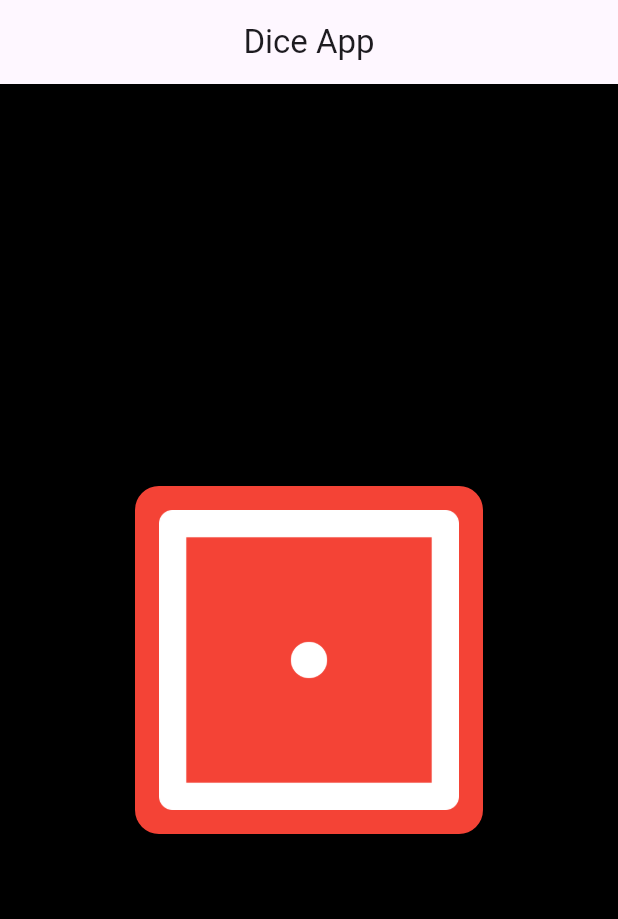
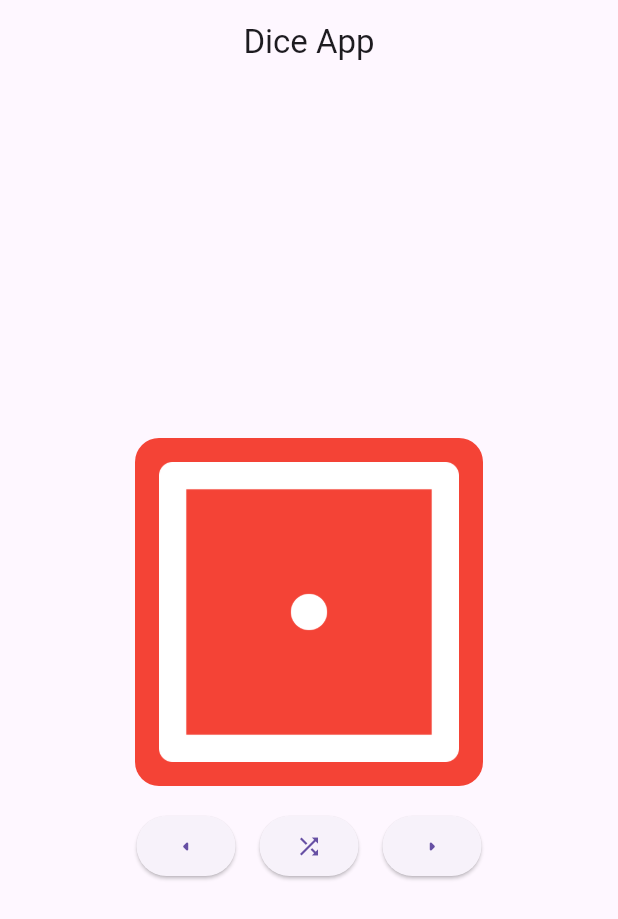
Before and after one commit to DylanDi10/diceapp, a Flutter app: the screen it shows after launch, on a phone screen of 412 x 824 dp. Shown: the top 919 px of the screen. Run offline on Flutter 3.47's test engine with Material 3 defaults, Android fonts, the phone set to English and light mode, and no system bars.

Commit message:
dadito terminado

```diff
--- a/lib/HomePage.dart
+++ b/lib/HomePage.dart
@@ -1,12 +1,26 @@
 import 'package:flutter/material.dart';
-
-class HomePage extends StatelessWidget {
+import 'dart:math';
+class HomePage extends StatefulWidget {
   const HomePage({super.key});
 
   @override
+  State<HomePage> createState() => _HomePageState();
+}
+
+class _HomePageState extends State<HomePage> {
+  int nDado=1;
+  void aumentarDado(){
+    nDado=nDado==6 ? 1: nDado+1;
+  }
+  void disminuirDado(){
+    nDado=nDado==1 ? 6:nDado-1 ;
+  }
+  void shuffleDado(){
+    nDado= Random().nextInt(6)+1;
+  }
+  @override
   Widget build(BuildContext context) {
     return Scaffold(
-      backgroundColor: Colors.black,
       appBar: AppBar(title:
       Text(" Dice App "),
       centerTitle: true,),
@@ -20,10 +34,35 @@ class HomePage extends StatelessWidget {
               //BORDES REDONDEADOS
               borderRadius: BorderRadius.circular(16)
 
+
               ),
-              child: Image.asset("assets/images/dice1.png",
+              child: Image.asset("assets/images/dice$nDado.png",
               height: 200,
               width: 200,)),
+              SizedBox(height: 16),
+              Row(
+                mainAxisAlignment: MainAxisAlignment.center,
+                children: [
+
+                  ElevatedButton(onPressed: (){
+                    disminuirDado();
+                    setState(() {
+                    });
+                  }, child: Icon(Icons.arrow_left_rounded)),
+                  SizedBox(width: 16),
+                  ElevatedButton(onPressed: (){
+                    shuffleDado();
+                    setState(() {
+                    });
+                  },child: Icon(Icons.shuffle)),
+                  SizedBox(width: 16),
+                  ElevatedButton(onPressed: (){
+                    aumentarDado();
+                    setState(() {
+                    });
+                  }, child: Icon(Icons.arrow_right_rounded)),
+                  ],
+              )
           ],
         )
         )
```
